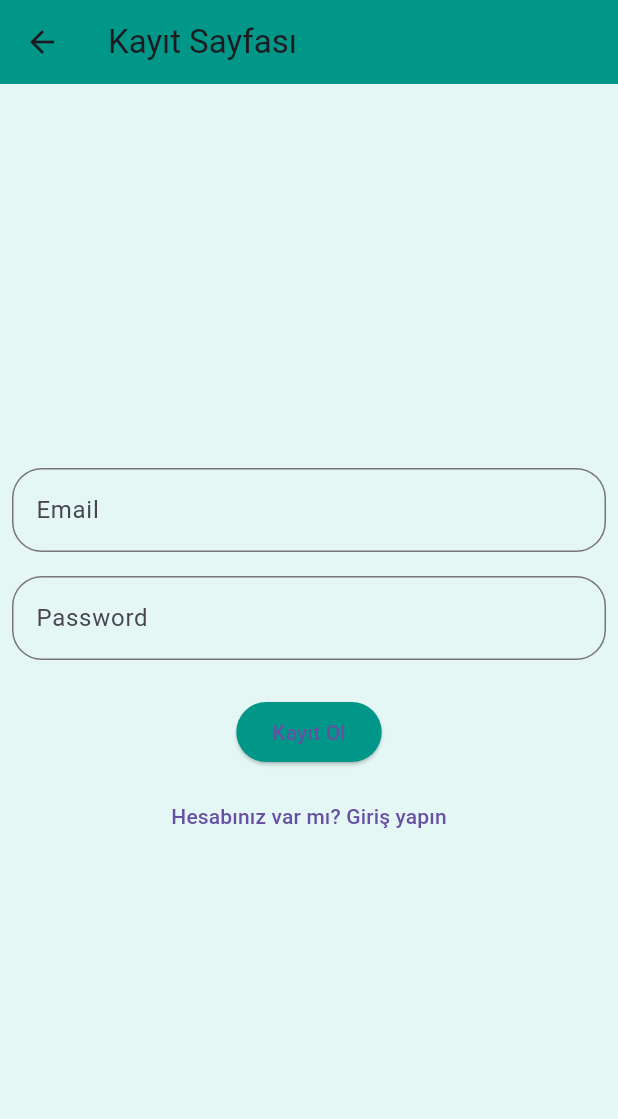
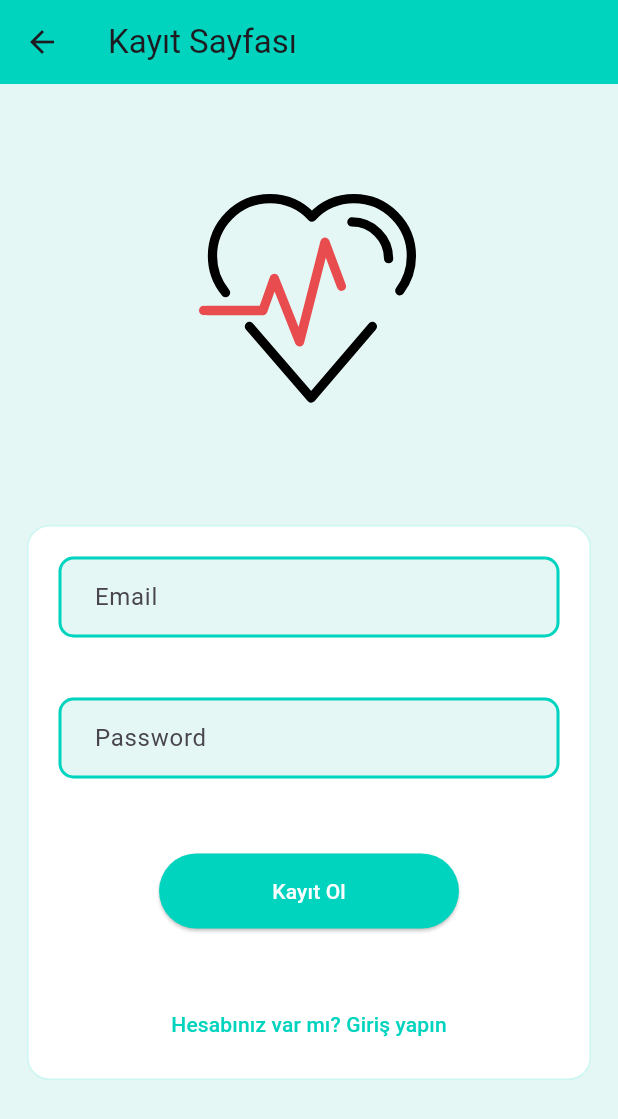
Before and after one commit to turkan-risvan/HealtApp, a Flutter app: the screen it shows after launch, after a tap on "Hesabınız yok mu? Hesap Oluşturun", on a phone screen of 412 x 824 dp. Shown: the top 1119 px of the screen. Run offline on Flutter 3.47's test engine with Material 3 defaults, Android fonts, the phone set to English and light mode, and no system bars; our stand-ins replace cloud_firestore, firebase_auth, firebase_core, lottie; accounts and stored records are empty; network calls fail.

Commit message:
editing project codes

```diff
--- a/lib/theme/app_color.dart
+++ b/lib/theme/app_color.dart
@@ -19,9 +19,7 @@ class AppColor {
 class ConstantsColor {
   static const bottomNavColor = Color(0xff1f2847);
   static const bodyColor = Color(0xffd9f0fd);
-
   static const lightGreyColor = Color(0xfff5f5f5);
-
   static const purpleColor = Color(0xffb293ed);
   static const lightPurpleColor = Color(0xffe1d7fc);
   static const greenColor = Color(0xffe5fbec);
@@ -30,7 +28,6 @@ class ConstantsColor {
 
   static const pinkColor = Color(0xfffcd6da);
   static const lightPinkColor = Color(0xfffcebed);
-  //static const redColor = const Color(0xffee6463);
   static const blueColor = Color(0xff2477fd);
   static const lightblueColor = Color(0xfff6fafd);
 }
--- a/lib/view/add_person_page.dart
+++ b/lib/view/add_person_page.dart
@@ -20,7 +20,7 @@ class AddPersonPage extends StatelessWidget {
       body: Padding(
         padding: const EdgeInsets.all(8.0),
         child: Column(
-          mainAxisAlignment: MainAxisAlignment.spaceEvenly,
+          mainAxisAlignment: MainAxisAlignment.center,
           children: [
             Column(
               children: [
@@ -33,6 +33,7 @@ class AddPersonPage extends StatelessWidget {
                 _buildMuayeneTextField(),
               ],
             ),
+              const SizedBox(height: 40),
             _buildAddPersonButton(context),
           ],
         ),
@@ -74,7 +75,12 @@ class AddPersonPage extends StatelessWidget {
       listen: false,
     );
     return ElevatedButton(
-      child: const Text("Randevu Ekle"),
+      child:Text("Randevu Ekle",style: TextStyle(color: Colors.white,),),
+      style: ElevatedButton.styleFrom(
+    backgroundColor: const Color(0xFF00D3BE),
+    padding: const EdgeInsets.symmetric(horizontal: 20, vertical: 15),
+    fixedSize: const Size(200, 50),
+  ),
       onPressed: () {
         viewModel.addPerson(
           context,
--- a/lib/view/common/common_text_field.dart
+++ b/lib/view/common/common_text_field.dart
@@ -16,10 +16,26 @@ class CommonTextField extends StatelessWidget {
     return TextField(
       controller: controller,
       decoration: InputDecoration(
+   filled: true,
+                fillColor:const Color.fromARGB(255, 228, 247, 245),
         label: label != null ? Text(label ?? "") : null,
-        border: OutlineInputBorder(
-          borderRadius: BorderRadius.circular(20),
-        ),
+        contentPadding:
+                    const EdgeInsets.symmetric(vertical: 15.0, horizontal: 20.0),
+                border: const OutlineInputBorder(
+
+                  borderRadius: BorderRadius.all(Radius.circular(10.0)),
+                ),
+                enabledBorder: const OutlineInputBorder(
+                  borderSide:
+                      BorderSide(color: Color(0xFF00D3BE), width: 2.0),
+                  borderRadius: BorderRadius.all(Radius.circular(10.0)),
+                ),
+                focusedBorder: const OutlineInputBorder(
+                  borderSide:
+                      BorderSide( color:Color(0xFF00D3BE),  width: 2.0),
+                  borderRadius: BorderRadius.all(Radius.circular(10.0)),
+                ),
+
       ),
     );
   }
--- a/lib/view/home_detay_page.dart
+++ b/lib/view/home_detay_page.dart
@@ -39,7 +39,7 @@ class _HomeScreenDetayState extends State<HomeScreenDetay> {
                 IconButton(
                   icon: const Icon(Icons.apps),
                   onPressed: () {
-                    // Uygulama ikonuna tıklanınca yapılacak işlemler
+
                   },
                 ),
               ],
@@ -50,7 +50,7 @@ class _HomeScreenDetayState extends State<HomeScreenDetay> {
                 leading: const Icon(Icons.assignment),
                 title: const Text('Aşı Randevusu'),
                 onTap: () {
-                  // Aşı randevusu için tıklama işlemleri
+
                 },
               ),
             ),
@@ -59,7 +59,6 @@ class _HomeScreenDetayState extends State<HomeScreenDetay> {
                 leading: const Icon(Icons.person),
                 title: const Text('Aile Hekiminden Randevu Al'),
                 onTap: () {
-                  // Aile hekiminden randevu al için tıklama işlemleri
                 },
               ),
             ),
@@ -68,7 +67,7 @@ class _HomeScreenDetayState extends State<HomeScreenDetay> {
                 leading: const Icon(Icons.local_hospital),
                 title: const Text('Hastaneden Randevu Al'),
                 onTap: () {
-                  // Hastaneden randevu al için tıklama işlemleri
+
                 },
               ),
             ),
@@ -79,7 +78,7 @@ class _HomeScreenDetayState extends State<HomeScreenDetay> {
             ),
               Expanded(
             child: ListView.builder(
-              itemCount: 5, // Kart sayısı
+              itemCount: 5,
               itemBuilder: (context, index) {
                 return buildTalepKarti();
               },
@@ -96,7 +95,7 @@ class _HomeScreenDetayState extends State<HomeScreenDetay> {
   Widget buildTalepKarti() {
     return Card(
 
-      color: const Color.fromARGB(255, 10, 255, 226),
+      color: const Color(0xFF00D3BE),
       margin: const EdgeInsets.all(16),
       elevation: 2,
       child: Padding(
@@ -117,7 +116,7 @@ class _HomeScreenDetayState extends State<HomeScreenDetay> {
                 IconButton(
                   icon: const Icon(Icons.delete),
                   onPressed: () {
-                    // Kartı silme işlemi
+
                   },
                 ),
               ],
@@ -167,7 +166,7 @@ class _HomeScreenDetayState extends State<HomeScreenDetay> {
   }
 
 class CustomSearchDelegate extends SearchDelegate {
-  List<String> searchResults = []; // Buraya taşıdık
+  List<String> searchResults = [];
 
   @override
   List<Widget> buildActions(BuildContext context) {
@@ -208,7 +207,7 @@ class CustomSearchDelegate extends SearchDelegate {
         return ListTile(
           title: Text(searchResults[index]),
           onTap: () {
-            // Seçilen öğe için tıklama işlemleri
+
           },
         );
       },
--- a/lib/view/login_page.dart
+++ b/lib/view/login_page.dart
@@ -2,6 +2,7 @@
 import 'package:flutter/material.dart';
 import 'package:healt_app/view/common/common_text_field.dart';
 import 'package:healt_app/viewmodel/login_viewmodel.dart';
+import 'package:lottie/lottie.dart';
 import 'package:provider/provider.dart';
 
 class LoginPage extends StatelessWidget {
@@ -16,22 +17,46 @@ class LoginPage extends StatelessWidget {
       backgroundColor: const Color.fromARGB(255, 228, 247, 245),
       appBar: AppBar(
         title: const Text("Giriş Sayfası"),
-        backgroundColor: Colors.teal, // AppBar rengi
+        backgroundColor: const Color(0xFF00D3BE), // AppBar rengi
       ),
-      body: Padding(
-        padding: const EdgeInsets.all(8.0),
+      body: Column(
+
+        children: [
+           const SizedBox(height: 40,),
+                       SizedBox(
+          width: MediaQuery.of(context).size.width * 0.5,
+          height: MediaQuery.of(context).size.width * 0.5,
+          child: Lottie.asset('assets/Animation - 1704713411549.json'),
+        ),
+       const SizedBox(height: 30,),
+          Padding(
+            padding: const EdgeInsets.all(18.0),
+            child: Center(
+              child: Container(
+                height: 370,
+                decoration: BoxDecoration(color: Colors.white,
+                border: Border.all(color: const Color(0xFF00D3BE).withOpacity(0.2)),
+                borderRadius: BorderRadius.circular(15)),
+                child: Padding(
+                  padding: const EdgeInsets.all(20.0),
                   child: Column(
                     mainAxisAlignment: MainAxisAlignment.center,
                     children: [
+
                       _buildEmailTextField(),
-            const SizedBox(height: 16),
+                      const SizedBox(height: 40),
                       _buildPasswordTextField(),
-            const SizedBox(height: 24),
+                      const SizedBox(height: 50),
                       _buildLoginButton(context),
-            const SizedBox(height: 8),
+                      const SizedBox(height: 40),
                       _buildOpenRegisterButton(context),
                     ],
                   ),
+                ),
+              ),
+            ),
+          ),
+        ],
       ),
     );
   }
@@ -40,7 +65,7 @@ class LoginPage extends StatelessWidget {
     return CommonTextField(
       controller: _emailController,
       label: "Email",
-      fillColor: Colors.white, // TextField arka plan rengi
+      fillColor: Colors.white,
     );
   }
 
@@ -48,7 +73,7 @@ class LoginPage extends StatelessWidget {
     return CommonTextField(
       controller: _passwordController,
       label: "Password",
-      fillColor: Colors.white, // TextField arka plan rengi
+      fillColor: Colors.white,
     );
   }
 
@@ -59,6 +84,7 @@ class LoginPage extends StatelessWidget {
     );
 
     return ElevatedButton(
+
       onPressed: () {
         viewModel.login(
           context,
@@ -66,9 +92,12 @@ class LoginPage extends StatelessWidget {
           _passwordController.text.trim(),
         );
       },
-      child:   const Text("Giriş Yap"),
+      child:Text("Giriş Yap",style: TextStyle(color: Colors.white,),),
       style: ElevatedButton.styleFrom(
-        backgroundColor: Colors.teal, // Button rengi
+    backgroundColor: const Color(0xFF00D3BE),
+    padding: const EdgeInsets.symmetric(horizontal: 20, vertical: 15), // Genişlik ve yüksekliği ayarla
+    // veya
+    fixedSize: const Size(200, 50), // Sabit bir genişlik ve yükseklik belirle
   ),
     );
   }
@@ -83,9 +112,9 @@ class LoginPage extends StatelessWidget {
       onPressed: () {
         viewModel.openRegisterPage(context);
       },
-      child: const Text("Hesabınız yok mu? Hesap Oluşturun"),
+      child: Text("Hesabınız yok mu? Hesap Oluşturun"),
       style: TextButton.styleFrom(
-        foregroundColor: Colors.teal, // TextButton rengi
+        foregroundColor: const Color(0xFF00D3BE),
       ),
     );
   }
--- a/lib/view/main_page.dart
+++ b/lib/view/main_page.dart
@@ -17,7 +17,8 @@ class MainPage extends StatelessWidget {
       ),
       body: _buildBody(),
       floatingActionButton: FloatingActionButton(
-        child: const Icon(Icons.add),
+       backgroundColor: const Color(0xFF00D3BE),
+        child: const Icon(Icons.add,color: Colors.white,),
         onPressed: () {
           viewModel.openAddPersonPage(context);
         },
@@ -31,7 +32,7 @@ class MainPage extends StatelessWidget {
         itemCount: viewModel.persons.length,
         itemBuilder: (BuildContext context, int index) {
           return Card(
-       color: const Color.fromARGB(255, 10, 255, 226),
+       color: const Color(0xFF00D3BE),
       margin: const EdgeInsets.all(16),
 
       child: Padding(
@@ -52,7 +53,7 @@ class MainPage extends StatelessWidget {
                 IconButton(
                   icon: const Icon(Icons.delete),
                   onPressed: () {
-                    // Kartı silme işlemi
+
                   },
                 ),
               ],
--- a/lib/view/menu_page.dart
+++ b/lib/view/menu_page.dart
@@ -17,7 +17,7 @@ class MenuScreen extends StatelessWidget {
             child: Row(
               children: [
                 CircleAvatar(
-                  backgroundColor: Colors.blue,
+                  backgroundColor: Color(0xFF00D3BE),
                   child: Text(
                     'TR',
                     style: TextStyle(
@@ -64,7 +64,7 @@ class MenuScreen extends StatelessWidget {
     return GestureDetector(
 
       child: Card(
-        color: const Color.fromARGB(255, 10, 255, 226),
+      color:const Color(0xFF00D3BE),
         child: Padding(
           padding: const EdgeInsets.all(12.0),
           child: Row(
--- a/lib/view/randevu_talep_page.dart
+++ b/lib/view/randevu_talep_page.dart
@@ -51,7 +51,7 @@ class RandevuTaleplerimScreen extends StatelessWidget {
 
   Widget buildTalepKarti() {
     return Card(
-       color: const Color.fromARGB(255, 10, 255, 226),
+      color: const Color(0xFF00D3BE),
       margin: const EdgeInsets.all(16),
       elevation: 2,
       child: Padding(
@@ -73,7 +73,6 @@ class RandevuTaleplerimScreen extends StatelessWidget {
                   icon: const Icon(Icons.delete),
                   onPressed: () {
 
-                    // Kartı silme işlemi
                   },
                 ),
               ],
--- a/lib/view/randevularim_page.dart
+++ b/lib/view/randevularim_page.dart
@@ -7,8 +7,7 @@ class RandevularimScreen extends StatefulWidget {
   _RandevularimScreenState createState() => _RandevularimScreenState();
 }
 
-class _RandevularimScreenState extends State<RandevularimScreen>
-    with SingleTickerProviderStateMixin {
+class _RandevularimScreenState extends State<RandevularimScreen> with SingleTickerProviderStateMixin {
   late TabController _tabController;
 
   @override
@@ -53,9 +52,7 @@ class _RandevularimScreenState extends State<RandevularimScreen>
                       Icons.healing,
                       'Hekimlik',
                       'Muayene',
-
                     ),
-
                   ],
                 ),
                 Column(
@@ -74,7 +71,6 @@ class _RandevularimScreenState extends State<RandevularimScreen>
                       'Hekimlik',
                       'Muayene',
                     ),
-
                   ],
                 ),
                 Column(
@@ -93,10 +89,8 @@ class _RandevularimScreenState extends State<RandevularimScreen>
                       'Hekimlik',
                       'Muayene',
                     ),
-
                   ],
                 ),
-
               ],
             ),
           ),
@@ -105,10 +99,9 @@ class _RandevularimScreenState extends State<RandevularimScreen>
     );
   }
 
-
   Widget buildKart(String title) {
     return Card(
-       color: const Color.fromARGB(255, 10, 255, 226),
+      color: const Color(0xFF00D3BE),
       elevation: 2,
       margin: const EdgeInsets.all(16),
       child: SizedBox(
@@ -124,13 +117,14 @@ class _RandevularimScreenState extends State<RandevularimScreen>
                   fontSize: 16,
                 ),
               ),
-              // Diğer içerikler buraya eklenir
             ],
           ),
         ),
       ),
     );
-  }  Widget buildRandevuCard(
+  }
+
+  Widget buildRandevuCard(
     String date,
     IconData timeIcon,
     String time,
@@ -184,41 +178,16 @@ class _RandevularimScreenState extends State<RandevularimScreen>
             ),
             const SizedBox(height: 8),
             Text(type),
-
             const SizedBox(height: 16),
-
-              Row(children: [
+            Row(
+              children: [
                 buildKart('Aynı Hekimden Randevular'),
                 buildKart('Gizli Randevular'),
-              ],),
-
+              ],
+            ),
           ],
         ),
       ),
     );
   }
-
-  // Widget buildKart(String title) {
-  //   return Card(
-  //     elevation: 2,
-  //     margin: EdgeInsets.all(16),
-  //     child: Padding(
-  //       padding: const EdgeInsets.all(16.0),
-  //       child: Column(
-  //         children: [
-  //           Text(
-  //             title,
-  //             style: TextStyle(
-  //               fontWeight: FontWeight.bold,
-  //               fontSize: 18,
-  //             ),
-  //           ),
-  //           // Diğer içerikler buraya eklenir
-  //         ],
-  //       ),
-  //     ),
-  //   );
-  // }
-
-
 }
--- a/lib/view/register_page.dart
+++ b/lib/view/register_page.dart
@@ -1,6 +1,7 @@
 import 'package:flutter/material.dart';
 import 'package:healt_app/view/common/common_text_field.dart';
 import 'package:healt_app/viewmodel/register_viewmodel.dart';
+import 'package:lottie/lottie.dart';
 import 'package:provider/provider.dart';
 
 class RegisterPage extends StatelessWidget {
@@ -14,23 +15,46 @@ class RegisterPage extends StatelessWidget {
     return Scaffold(
      backgroundColor: const Color.fromARGB(255, 228, 247, 245),
       appBar: AppBar(
-        backgroundColor: Colors.teal,
+        backgroundColor: const Color(0xFF00D3BE),
         title: const Text("Kayıt Sayfası"),
       ),
-      body: Padding(
-        padding: const EdgeInsets.all(8.0),
+      body: Column(
+        children: [
+           const SizedBox(height: 40,),
+                       SizedBox(
+          width: MediaQuery.of(context).size.width * 0.5,
+          height: MediaQuery.of(context).size.width * 0.5,
+          child: Lottie.asset('assets/Animation - 1704713411549.json'),
+        ),
+       const SizedBox(height: 30,),
+          Padding(
+            padding: const EdgeInsets.all(18.0),
+            child: Center(
+              child: Container(
+                 height: 370,
+                        decoration: BoxDecoration(color: Colors.white,
+                        border: Border.all(color: const Color(0xFF00D3BE).withOpacity(0.2)),
+                        borderRadius: BorderRadius.circular(15)),
+
+                child: Padding(
+                  padding: const EdgeInsets.all(20.0),
                   child: Column(
                     mainAxisAlignment: MainAxisAlignment.center,
                     children: [
                       _buildEmailTextField(),
-            const SizedBox(height: 16),
+                        const SizedBox(height: 40),
                       _buildPasswordTextField(),
-            const SizedBox(height: 24),
+                      const SizedBox(height: 50),
                       _buildLoginButton(context),
-            const SizedBox(height: 8),
+                      const SizedBox(height: 40),
                       _buildOpenRegisterButton(context),
                     ],
                   ),
+                ),
+              ),
+            ),
+          ),
+        ],
       ),
     );
   }
@@ -57,9 +81,11 @@ class RegisterPage extends StatelessWidget {
       listen: false,
     );
     return ElevatedButton(
-      child: const Text("Kayıt Ol"),
+      child:Text("Kayıt Ol",style: TextStyle(color: Colors.white,),),
      style: ElevatedButton.styleFrom(
-        backgroundColor: Colors.teal, // Button rengi
+    backgroundColor: const Color(0xFF00D3BE),
+    padding: const EdgeInsets.symmetric(horizontal: 20, vertical: 15),
+    fixedSize: const Size(200, 50),
   ),
       onPressed: () {
         viewModel.register(
@@ -77,10 +103,10 @@ class RegisterPage extends StatelessWidget {
       listen: false,
     );
     return TextButton(
-      child: const Text("Hesabınız var mı? Giriş yapın"),
+      child: const Text("Hesabınız var mı? Giriş yapın",style: TextStyle(color: Color(0xFF00D3BE)),),
       onPressed: () {
         viewModel.openLoginPage(context);
-        Colors.teal;
+
       },
     );
   }
--- a/lib/viewmodel/home_viewmodel.dart
+++ b/lib/viewmodel/home_viewmodel.dart
@@ -4,6 +4,7 @@ import 'package:healt_app/view/home_detay_page.dart';
 
 import 'package:healt_app/view/main_page.dart';
 import 'package:healt_app/view/menu_page.dart';
+import 'package:healt_app/view/randevu_talep_page.dart';
 
 import 'package:healt_app/view/randevularim_page.dart';
 
@@ -14,8 +15,8 @@ class HomeScreenProvider with ChangeNotifier {
 
    const RandevularimScreen(),
       const MainPage(),
-   // RandevuTaleplerimScreen(),
-    const MenuScreen(),
+   RandevuTaleplerimScreen(),
+    //const MenuScreen(),
   ];
 
   int get currentIndex => _currentIndex;
```
Lines whose indentation alone changed are shown as unchanged.
